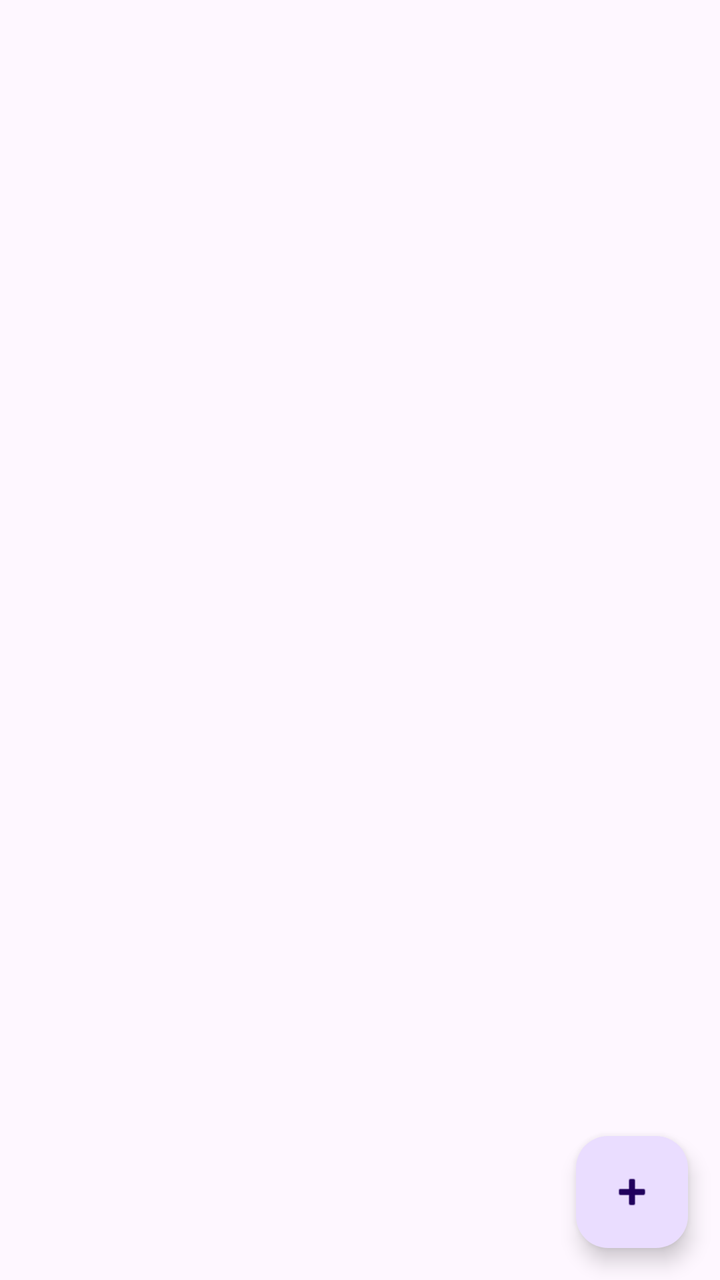
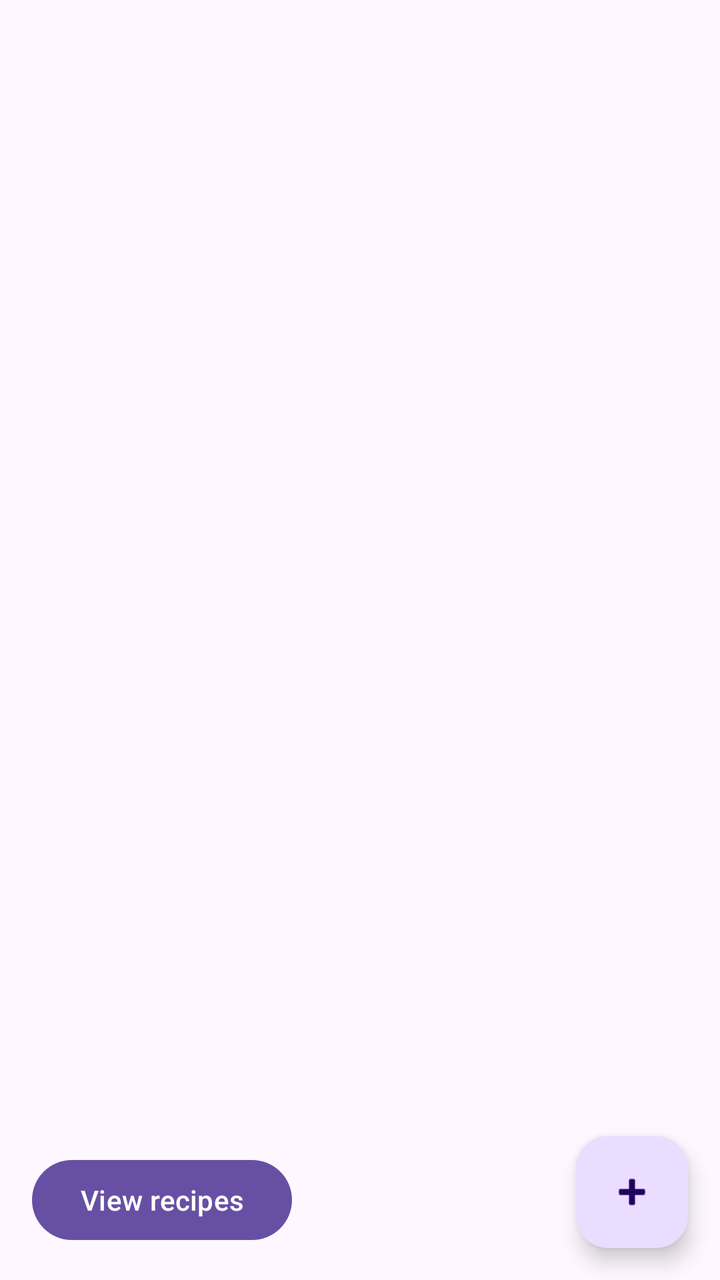

Compare the two renders of this Android layout. The source of the first and the diff that turns it into the second are given below.
<!-- AndroidManifest.xml: application theme Theme.SmartPantryManger -->
<!-- res/layout/activity_main.xml -->
<?xml version="1.0" encoding="utf-8"?>
<androidx.constraintlayout.widget.ConstraintLayout
    xmlns:android="http://schemas.android.com/apk/res/android"
    xmlns:app="http://schemas.android.com/apk/res-auto"
    android:id="@+id/main"
    android:layout_width="match_parent"
    android:layout_height="match_parent">

    <androidx.recyclerview.widget.RecyclerView
        android:id="@+id/recyclerPantry"
        android:layout_width="0dp"
        android:layout_height="0dp"
        android:padding="8dp"
        app:layout_constraintTop_toTopOf="parent"
        app:layout_constraintBottom_toBottomOf="parent"
        app:layout_constraintStart_toStartOf="parent"
        app:layout_constraintEnd_toEndOf="parent" />

    <TextView
        android:id="@+id/tvEmpty"
        android:textColor="#000000"
        android:layout_width="wrap_content"
        android:layout_height="wrap_content"
        android:text="Your pantry is empty - tap + to add an ingredient"
        android:textSize="18sp"
        android:visibility="gone"
        app:layout_constraintTop_toTopOf="parent"
        app:layout_constraintBottom_toBottomOf="parent"
        app:layout_constraintStart_toStartOf="parent"
        app:layout_constraintEnd_toEndOf="parent" />

    <com.google.android.material.floatingactionbutton.FloatingActionButton
        android:id="@+id/fabAdd"
        android:layout_width="wrap_content"
        android:layout_height="wrap_content"
        android:layout_margin="16dp"
        android:contentDescription="Add ingredient"
        android:src="@android:drawable/ic_input_add"
        app:layout_constraintBottom_toBottomOf="parent"
        app:layout_constraintEnd_toEndOf="parent" />

</androidx.constraintlayout.widget.ConstraintLayout>
<!-- resources referenced by this layout -->
<resources>
  <style name="Theme.SmartPantryManger" parent="Base.Theme.SmartPantryManger" />
  <style name="Base.Theme.SmartPantryManger" parent="Theme.Material3.DayNight.NoActionBar">
          
          
      </style>
</resources>

<!-- the commit's change to res/layout/activity_main.xml (unified diff, before → after) -->
@@ -39,4 +39,12 @@
         app:layout_constraintBottom_toBottomOf="parent"
         app:layout_constraintEnd_toEndOf="parent" />
 
+    <Button
+        android:id="@+id/btnRecipes"
+        android:layout_width="wrap_content"
+        android:layout_height="wrap_content"
+        android:layout_margin="16dp"
+        android:text="View recipes"
+        app:layout_constraintBottom_toBottomOf="parent"
+        app:layout_constraintStart_toStartOf="parent" />
 </androidx.constraintlayout.widget.ConstraintLayout>
